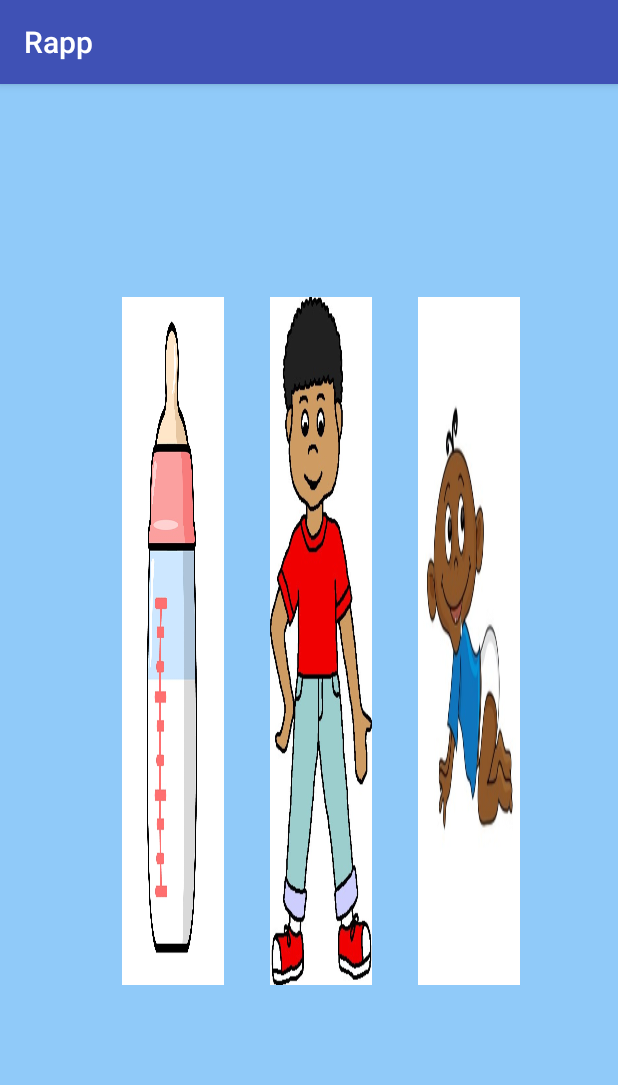
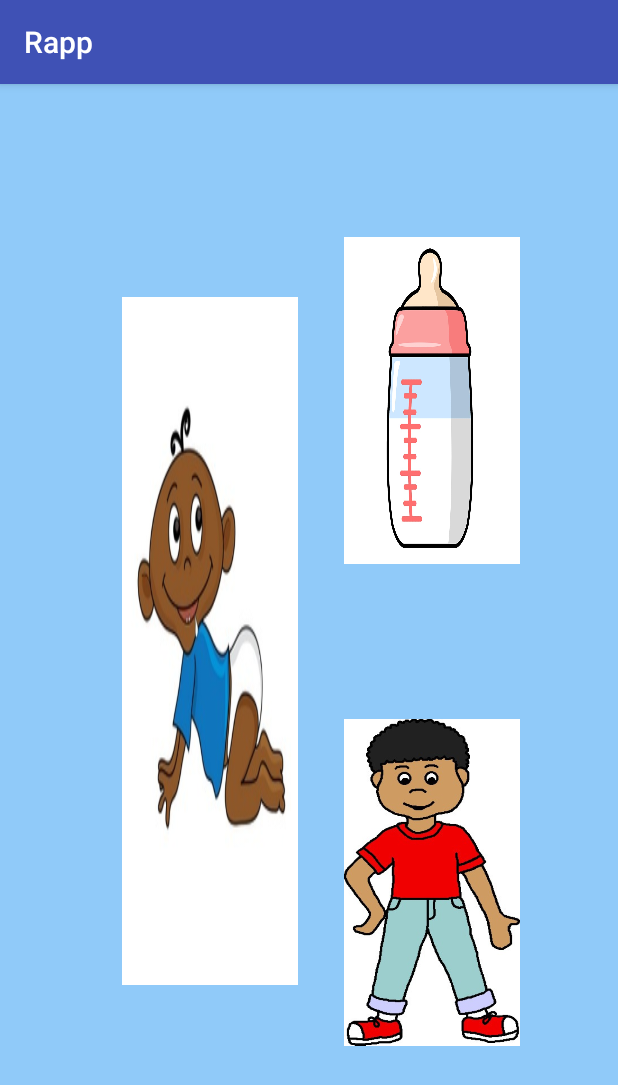
Before and after one commit to 2016AndroidAppProject/Rapp, an Android app: the questionsController screen opened directly, with no data from a screen before it, on a phone screen of 412 x 824 dp. Shown: the top 1085 px of the screen. Run offline under Robolectric (Android 15) with nearby library versions, the phone set to English and light mode, and no system bars; 4 statements that could not run were skipped.

Commit message:
Adding in latest changes

```diff
--- a/app/src/main/res/layout/testquestions_screen.xml
+++ b/app/src/main/res/layout/testquestions_screen.xml
@@ -24,16 +24,42 @@
             android:orientation="horizontal"
             android:layout_margin="50dp"
             android:layout_width="match_parent"
-            android:layout_height="wrap_content"
+            android:layout_height="fill_parent"
             >
 
+
+            <LinearLayout
+                android:orientation="vertical"
+                android:layout_width="match_parent"
+                android:layout_height="match_parent"
+                android:layout_weight="0.5">
+
+                <RadioButton
+                android:id="@+id/opt3"
+                android:scaleType="fitXY"
+                android:layout_margin="15dp"
+                android:layout_width="match_parent"
+                android:layout_height="fill_parent"
+
+                android:layout_weight="0.45"
+                android:onClick="answer"
+                android:button="@null"
+                android:scaleY="0.75"
+                />
+            </LinearLayout>
+
+            <LinearLayout
+                android:orientation="vertical"
+                android:layout_width="match_parent"
+                android:layout_height="match_parent"
+                android:layout_weight="0.5">
 
                 <RadioButton
                 android:id="@+id/opt1"
 
                 android:layout_margin="15dp"
                 android:layout_width="match_parent"
-            android:layout_height="match_parent"
+                android:layout_height="fill_parent"
                 android:layout_weight="0.45"
                 android:onClick="answer"
                 android:button="@null"
@@ -46,28 +72,16 @@
 
                 android:layout_margin="15dp"
                 android:layout_width="match_parent"
-            android:layout_height="match_parent"
-
+                android:layout_height="fill_parent"
+                android:layout_below="@+id/opt1"
                 android:layout_weight="0.45"
                 android:onClick="answer"
                 android:button="@null"
-
                 android:scaleY="0.75"
                 />
+            </LinearLayout>
 
-        <RadioButton
-            android:id="@+id/opt3"
-            android:scaleType="fitXY"
-            android:layout_margin="15dp"
-            android:layout_width="match_parent"
-            android:layout_height="match_parent"
 
-            android:layout_weight="0.45"
-            android:onClick="answer"
-            android:button="@null"
-
-            android:scaleY="0.75"
-            />
         </RadioGroup>
 
 
```
Also changed, not shown: app/src/main/res/drawable/p13b.jpg, app/src/main/res/drawable/p14b.jpg, app/src/main/res/drawable/p18b.jpg, app/src/main/res/drawable/p21a.jpg, app/src/main/res/drawable/p21b.jpg, app/src/main/res/drawable/p21c.jpg, app/src/main/res/drawable/p22a.jpg, app/src/main/res/drawable/p2a.jpg, app/src/main/res/drawable/p2b.jpg, app/src/main/res/drawable/p2c.jpg, app/src/main/res/drawable/p7a.jpg, app/src/main/res/drawable/p9a.jpg, app/src/main/res/drawable/p9b.jpg, app/src/main/res/drawable/p9c.jpg. Lines whose indentation alone changed are shown as unchanged.
